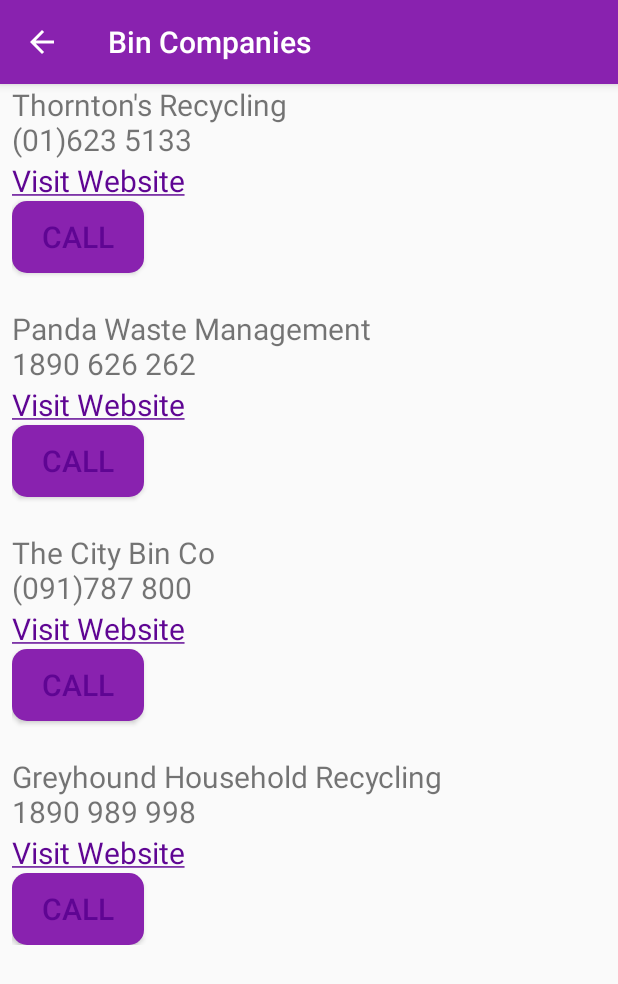
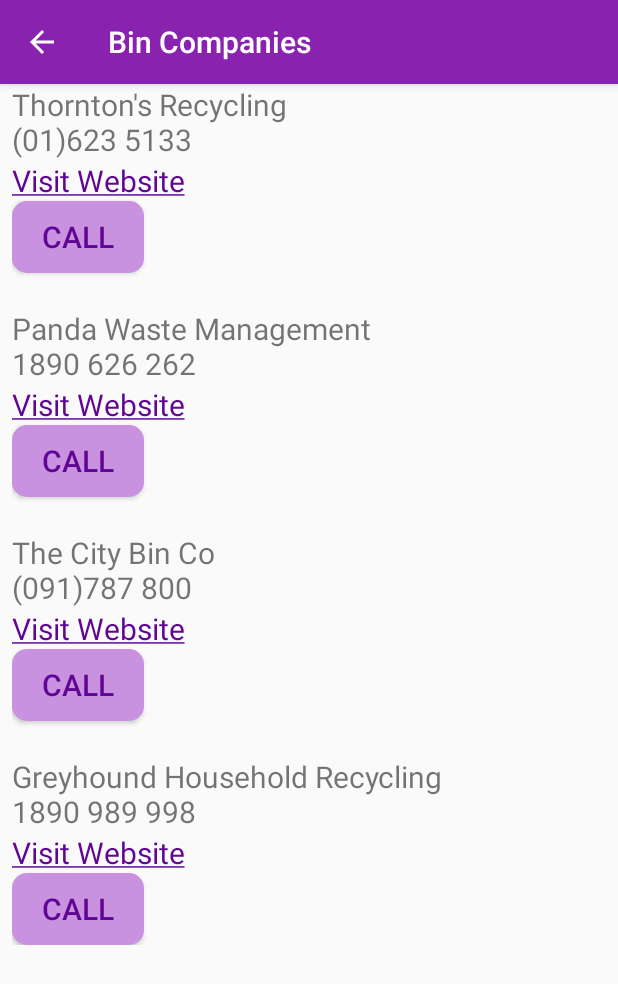
Before and after one commit to lorrainepope/cs385, an Android app: the BinCompaniesActivity screen opened directly, with no data from a screen before it, on a phone screen of 412 x 824 dp. Shown: the top 984 px of the screen. Run offline under Robolectric (Android 15) with nearby library versions, the phone set to English and light mode, and no system bars.

Commit message:
couple of minor changes

```diff
--- a/app/src/main/java/com/wherecycle/smartrecycle/MainActivity.java
+++ b/app/src/main/java/com/wherecycle/smartrecycle/MainActivity.java
@@ -109,8 +109,8 @@ public class MainActivity extends AppCompatActivity implements NavigationView.On
 
             @Override
             public void onLongClick(View view, int position) {
-                Toast.makeText(MainActivity.this, "Long press on position :" + position,
-                        Toast.LENGTH_LONG).show();
+                //Toast.makeText(MainActivity.this, "Long press on position :" + position,
+                        //Toast.LENGTH_LONG).show();
             }
 
         }));
--- a/app/src/main/res/drawable/border.xml
+++ b/app/src/main/res/drawable/border.xml
@@ -1,4 +1,5 @@
 <?xml version="1.0" encoding="utf-8"?>
+<!--This xml file creates the border for each text box in benefits of recycling and what not to recycle options-->
     <shape xmlns:android="http://schemas.android.com/apk/res/android"
         android:shape="rectangle" >
 
--- a/app/src/main/res/drawable/button_shape.xml
+++ b/app/src/main/res/drawable/button_shape.xml
@@ -2,6 +2,6 @@
 <!--created by Lorraine. Button will have rounded corners. -->
 <shape xmlns:android="http://schemas.android.com/apk/res/android"
     android:shape="rectangle" android:padding="10dp">
-    <solid android:color="@color/colorPrimary"/>
+    <solid android:color="#C992E0"/>
     <corners android:radius="10dp"/>
 </shape>
```
